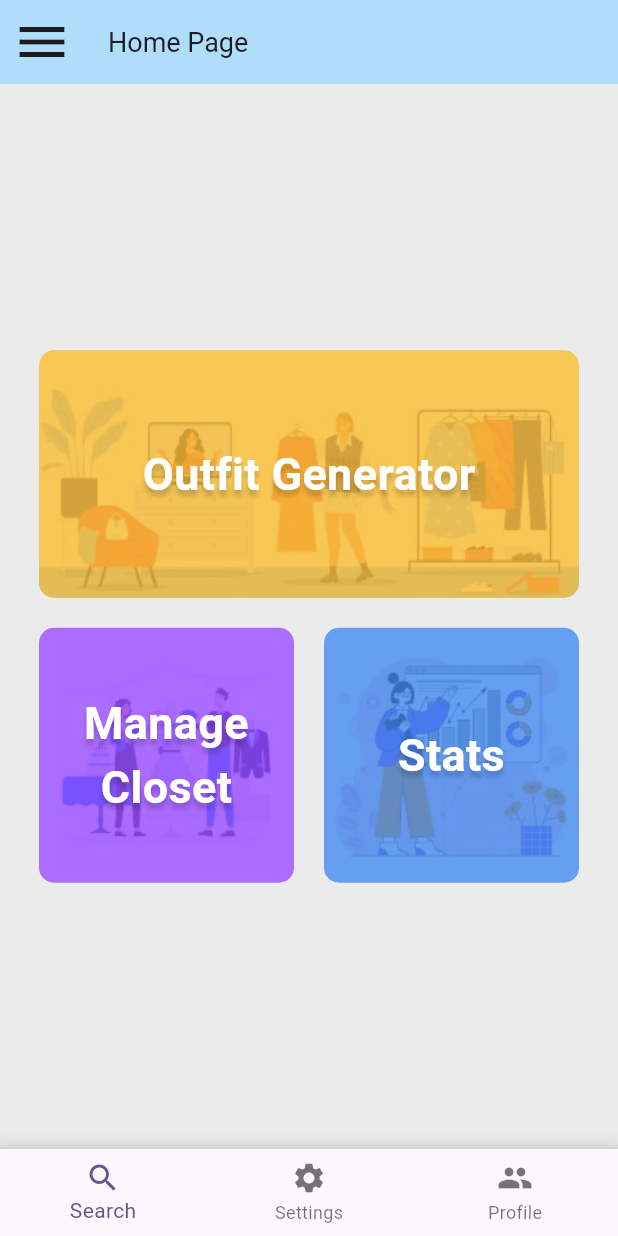
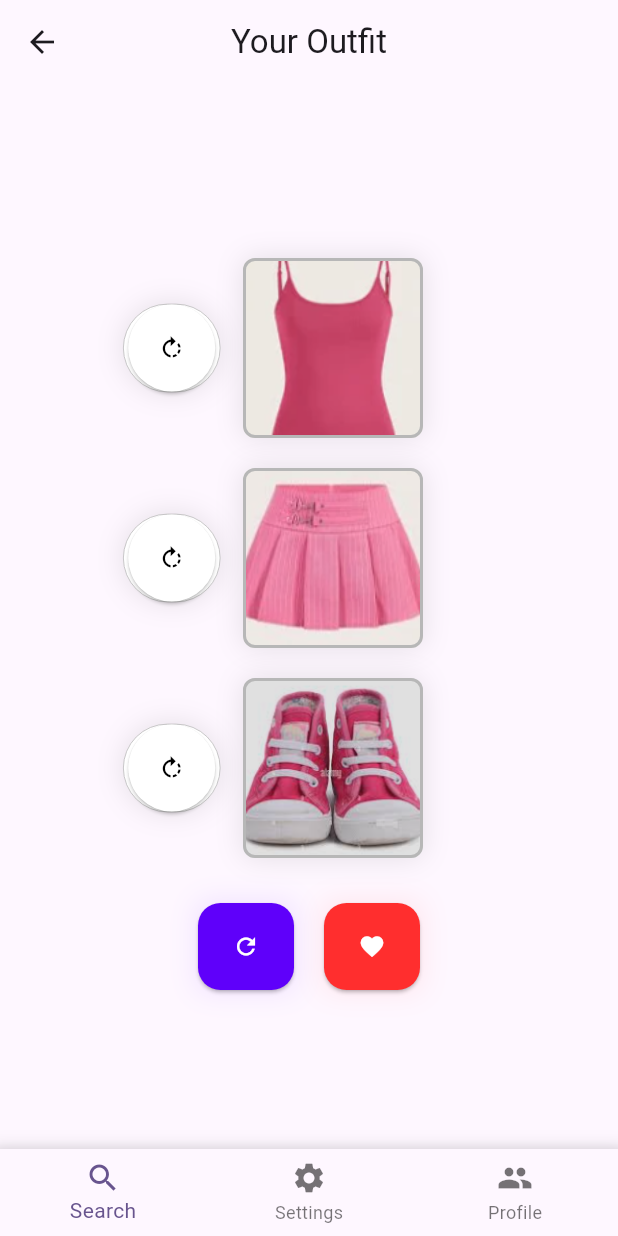
Before and after one commit to gaianardella/decla, a Flutter app: the screen it shows after launch, on a phone screen of 412 x 824 dp. Run offline on Flutter 3.47's test engine with Material 3 defaults, Android fonts, the phone set to English and light mode, and no system bars; our stand-ins replace device_preview, flutter_svg.

Commit message:
finish the front of Outfit Generate page

```diff
--- a/lib/main.dart
+++ b/lib/main.dart
@@ -1,6 +1,7 @@
 import 'package:decla/pages/home.dart';
 import 'package:decla/pages/login_page.dart';
 import 'package:decla/pages/signup_page.dart';
+import 'package:decla/pages/outfit_generator.dart';
 import 'package:flutter/material.dart';
 import 'package:flutter/foundation.dart';
 import 'package:device_preview/device_preview.dart';
@@ -52,7 +53,7 @@
       ),
       // home: LoginPage(),
       // home: SignupPage(),
-      home: HomePage(),
+      home: OutfitGenerator(),
     );
   }
 }
--- /dev/null
+++ b/lib/pages/outfit_generator.dart
@@ -0,0 +1,174 @@
+import 'package:flutter/material.dart';
+import 'package:decla/widgets/bottom_navigation.dart';
+
+class OutfitGenerator extends StatelessWidget {
+  @override
+  Widget build(BuildContext context) {
+    return Scaffold(
+      appBar: AppBar(
+        leading: IconButton(
+          icon: Icon(Icons.arrow_back),
+          onPressed: () {},
+        ),
+        title: Text('Your Outfit'),
+        centerTitle: true,
+      ),
+      body: Column(
+        mainAxisAlignment: MainAxisAlignment.center,
+        children: [
+          OutfitItem(
+            imagePath: 'assets/images/top.png',
+            onRotate: () {},
+          ),
+          OutfitItem(
+            imagePath: 'assets/images/skirt.png',
+            onRotate: () {},
+          ),
+          OutfitItem(
+            imagePath: 'assets/images/shoes.png',
+            onRotate: () {},
+          ),
+          SizedBox(height: 20),
+          Row(
+            mainAxisAlignment: MainAxisAlignment.center,
+            children: [
+              Container(
+                  decoration: BoxDecoration(
+                    boxShadow: [
+                      BoxShadow(
+                        color: Color.fromRGBO(95, 0, 250, 1).withOpacity(0.1),
+                        spreadRadius: 0,
+                        blurRadius: 15,
+                        offset: Offset(0, 0), // changes position of shadow
+                      ),
+                    ],
+                  ),
+                  child: ElevatedButton(
+                    onPressed: () {},
+                    style: ButtonStyle(
+                      shape: MaterialStateProperty.all<RoundedRectangleBorder>(
+                        RoundedRectangleBorder(
+                          borderRadius: BorderRadius.circular(
+                              15.0), // Set your desired border radius
+                        ),
+                      ),
+                      backgroundColor: MaterialStateProperty.all<Color>(
+                        Color.fromRGBO(95, 0, 250, 1),
+                      ),
+                      padding: MaterialStateProperty.all<EdgeInsetsGeometry>(
+                        EdgeInsets.all(20),
+                      ),
+                    ),
+                    child: Icon(Icons.refresh, color: Colors.white),
+                  )),
+              SizedBox(width: 20),
+              Container(
+                decoration: BoxDecoration(
+                  boxShadow: [
+                    BoxShadow(
+                      color: Color.fromRGBO(255, 46, 46, 1).withOpacity(0.1),
+                      spreadRadius: 0,
+                      blurRadius: 15,
+                      offset: Offset(0, 0), // changes position of shadow
+                    ),
+                  ],
+                ),
+                child: ElevatedButton(
+                  onPressed: () {},
+                  style: ButtonStyle(
+                    shape: MaterialStateProperty.all<RoundedRectangleBorder>(
+                      RoundedRectangleBorder(
+                        borderRadius: BorderRadius.circular(
+                            15.0), // Set your desired border radius
+                      ),
+                    ),
+                    backgroundColor: MaterialStateProperty.all<Color>(
+                      Color.fromRGBO(255, 46, 46, 1),
+                    ),
+                    padding: MaterialStateProperty.all<EdgeInsetsGeometry>(
+                      EdgeInsets.all(20),
+                    ),
+                  ),
+                  child: Icon(Icons.favorite, color: Colors.white),
+                ),
+              ),
+            ],
+          ),
+        ],
+      ),
+      bottomNavigationBar: BottomNavigation(),
+    );
+  }
+}
+
+class OutfitItem extends StatelessWidget {
+  final String imagePath;
+  final VoidCallback onRotate;
+
+  OutfitItem({required this.imagePath, required this.onRotate});
+
+  @override
+  Widget build(BuildContext context) {
+    return Padding(
+      padding: const EdgeInsets.symmetric(vertical: 10),
+      child: Row(
+        mainAxisAlignment: MainAxisAlignment.center,
+        children: [
+          Container(
+            decoration: BoxDecoration(
+              color: Colors.white, // White background color
+              borderRadius: BorderRadius.circular(100),
+              border: Border.all(
+                color: Color.fromRGBO(183, 183, 183, 1),
+                width: 0.5,
+              ),
+              boxShadow: [
+                BoxShadow(
+                  color: const Color.fromARGB(10, 0, 0, 0).withOpacity(0.1),
+                  spreadRadius: 0,
+                  blurRadius: 15,
+                  offset: Offset(0, 0), // changes position of shadow
+                ),
+              ],
+            ),
+            margin: EdgeInsets.only(right: 15),
+            child: ElevatedButton(
+              onPressed: () {},
+              style: ElevatedButton.styleFrom(
+                backgroundColor: Colors.white,
+                shape: CircleBorder(),
+                padding: EdgeInsets.all(20),
+              ),
+              child: Icon(Icons.rotate_right, color: Colors.black),
+            ),
+          ),
+          Container(
+            width: 120,
+            height: 120,
+            decoration: BoxDecoration(
+              image: DecorationImage(
+                image: AssetImage(imagePath),
+                fit: BoxFit.cover,
+              ),
+              borderRadius: BorderRadius.circular(8),
+              border:
+                  Border.all(color: Color.fromRGBO(183, 183, 183, 1), width: 2),
+              boxShadow: [
+                BoxShadow(
+                  color: const Color.fromARGB(10, 0, 0, 0).withOpacity(0.1),
+                  spreadRadius: 0,
+                  blurRadius: 15,
+                  offset: Offset(0, 0), // changes position of shadow
+                ),
+              ],
+            ),
+          ),
+          IconButton(
+            icon: Icon(Icons.rotate_right, color: Colors.transparent),
+            onPressed: null,
+          ),
+        ],
+      ),
+    );
+  }
+}
--- a/pubspec.yaml
+++ b/pubspec.yaml
@@ -66,6 +66,9 @@ flutter:
       - assets/images/manage.jpg
       - assets/images/avatar.png
       - assets/images/stat.jpg
+      - assets/images/top.png
+      - assets/images/skirt.png
+      - assets/images/shoes.png
 
   # An image asset can refer to one or more resolution-specific "variants", see
   # https://flutter.dev/assets-and-images/#resolution-aware
```
Also changed, not shown: assets/images/shoes.png (added), assets/images/skirt.png (added), assets/images/top.png (added).
